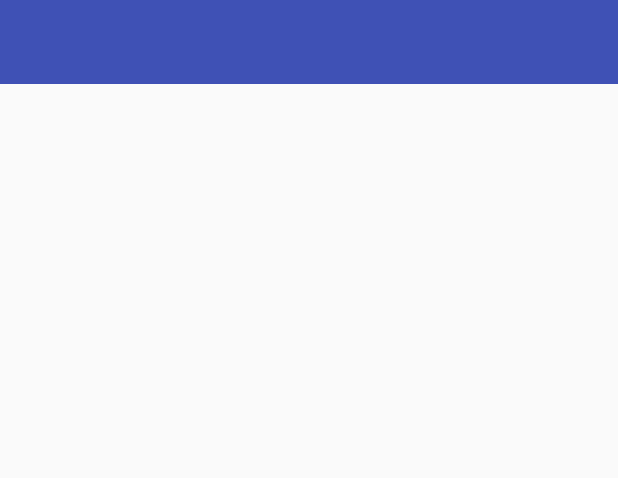
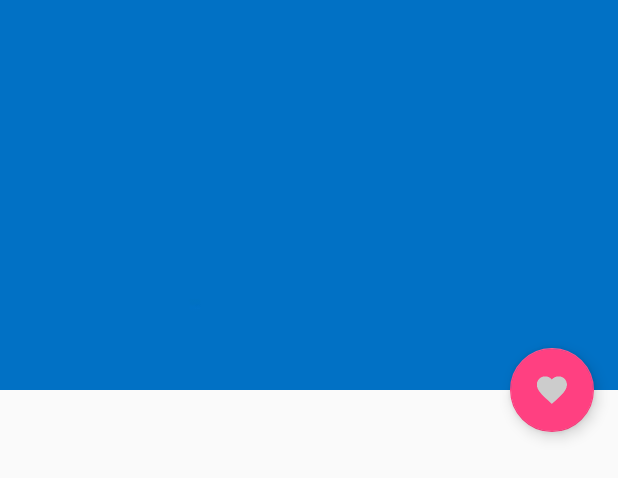
Before and after one commit to BrunoLunardi/Android-Lista-Carros, an Android app: the layout activity_carro.xml on its own in the app's theme, with its tools: preview values and no code run, on a phone screen of 412 x 824 dp. Shown: the top 478 px of the screen. Run offline under Robolectric (Android 15) with nearby library versions, the phone set to English and light mode, and no system bars.

Commit message:
Material Design na tela de detalhes do carro

```diff
--- a/app/src/main/java/br/com/livroandroid/carros/activity/CarroActivity.java
+++ b/app/src/main/java/br/com/livroandroid/carros/activity/CarroActivity.java
@@ -1,8 +1,11 @@
 package br.com.livroandroid.carros.activity;
 
 import android.os.Bundle;
+import android.widget.ImageView;
 
 //import org.parceler.Parcels;
+
+import com.squareup.picasso.Picasso;
 
 import br.com.livroandroid.carros.R;
 import br.com.livroandroid.carros.domain.Carro;
@@ -29,6 +32,11 @@ public class CarroActivity extends BaseActivity {
         //Liga o botão up navigation para voltar
         getSupportActionBar().setDisplayHomeAsUpEnabled(true);
 
+        //Imagem de cabeçalho na AppBar
+        ImageView appBarImg = (ImageView) findViewById(R.id.appBarImg);
+        Picasso.with(getContext()).load(c.urlFoto).into(appBarImg);
+
+
         //verifica se o Bundle é nulo
         if(b == null){
             //Cria o fragment com o mesmo Bundle (args) da intent
--- a/app/src/main/java/br/com/livroandroid/carros/fragments/CarroFragment.java
+++ b/app/src/main/java/br/com/livroandroid/carros/fragments/CarroFragment.java
@@ -38,9 +38,11 @@ public class CarroFragment extends BaseFragment {
         tDesc.setText(carro.desc);
         //Mostra a foto do carro no ImageView
         //A lib Picasso está dando uma força aqui
+        /*
+        codigo removido, pois a iamgem está sendo tratada em activy_carro para ser exibida no Toolbar...
         final ImageView imgView = (ImageView) view.findViewById(R.id.img);
         Picasso.with(getContext()).load(carro.urlFoto).fit().into(imgView);
-
+        */
         return view;
     }
 
--- a/app/src/main/res/layout/activity_carro.xml
+++ b/app/src/main/res/layout/activity_carro.xml
@@ -1,17 +1,76 @@
 <?xml version="1.0" encoding="utf-8"?>
-<LinearLayout xmlns:android="http://schemas.android.com/apk/res/android"
-    xmlns:tools="http://schemas.android.com/tools"
+
+<!-- Subclasse de FrameLayout que gerencia a movimentação e interação da views filhas -->
+<android.support.design.widget.CoordinatorLayout xmlns:android="http://schemas.android.com/apk/res/android"
+    xmlns:app="http://schemas.android.com/apk/res-auto"
     android:layout_width="match_parent"
     android:layout_height="match_parent"
-    android:orientation="vertical">
+    android:fitsSystemWindows="true">
 
-    <!-- Toolbar -->
-    <include layout="@layout/include_toolbar" />
+    <!-- Conteúdo com scroll -->
+    <!-- semelhante ao ScrollView, porém compatível com versões antiga e novas do android -->
+    <android.support.v4.widget.NestedScrollView
+        android:layout_width="match_parent"
+        android:layout_height="match_parent"
+        app:layout_behavior="@string/appbar_scrolling_view_behavior">
 
-    <!-- Layout de marcação para o fragment -->
-    <FrameLayout
-        android:id="@+id/CarroFragment"
+        <!-- Aqui é a parte do fragment que deve fazer a rolagem -->
+        <!-- Layout de marcação para o fragment -->
+        <FrameLayout
+            android:id="@+id/CarroFragment"
+            android:layout_width="match_parent"
+            android:layout_height="match_parent" />
+
+    </android.support.v4.widget.NestedScrollView>
+
+    <!-- Layout da app bar -->
+    <!-- AppBarLayout é um LinearLayout vertical que implementa recursos de rolagem do Material Design -->
+    <android.support.design.widget.AppBarLayout
+        android:id="@+id/appbar"
         android:layout_width="match_parent"
-        android:layout_height="match_parent" />
+        android:layout_height="260dp"
+        android:fitsSystemWindows="true"
+        android:theme="@style/ThemeOverlay.AppCompat.Dark.ActionBar">
 
-</LinearLayout>
+        <!-- Encapsula a imagem de cabeçalho, expande e contrai a Toolbar -->
+        <android.support.design.widget.CollapsingToolbarLayout
+            android:id="@+id/collapsing_toolbar"
+            android:layout_width="match_parent"
+            android:layout_height="match_parent"
+            android:fitsSystemWindows="true"
+            app:contentScrim="?attr/colorPrimary"
+            app:layout_scrollFlags="scroll|exitUntilCollapsed" >
+
+            <ImageView
+                android:id="@+id/appBarImg"
+                android:layout_width="match_parent"
+                android:layout_height="match_parent"
+                android:background="@drawable/header_appbar"
+                android:fitsSystemWindows="true"
+                app:layout_collapseMode="parallax"
+                />
+
+            <android.support.v7.widget.Toolbar
+                android:id="@+id/toolbar"
+                android:layout_width="match_parent"
+                android:layout_height="?attr/actionBarSize"
+                app:layout_collapseMode="pin"
+                app:popupTheme="@style/ThemeOverlay.AppCompat.Light" />
+
+        </android.support.design.widget.CollapsingToolbarLayout>
+
+    </android.support.design.widget.AppBarLayout>
+
+    <!-- Botão redondo flutuante -->
+    <android.support.design.widget.FloatingActionButton
+        android:id="@+id/fab"
+        android:layout_width="wrap_content"
+        android:layout_height="wrap_content"
+        android:layout_margin="@dimen/fab_margin"
+        android:clickable="true"
+        android:src="@drawable/ic_favorite"
+        android:tint="@color/gray"
+        app:layout_anchor="@+id/appbar"
+        app:layout_anchorGravity="bottom|right|end" />
+
+</android.support.design.widget.CoordinatorLayout>
--- a/app/src/main/res/layout/fragment_carro.xml
+++ b/app/src/main/res/layout/fragment_carro.xml
@@ -6,6 +6,7 @@
     android:orientation="vertical"
     android:padding="12dp">
 
+    <!-- Implementacação do carview, carro é exibido com uma borda que destaca -->
     <android.support.v7.widget.CardView
         android:id="@+id/card_view"
         android:layout_width="match_parent"
@@ -15,11 +16,13 @@
         card_view:cardCornerRadius="2dp"
         card_view:cardElevation="6dp" >
 
+    <!--
     <LinearLayout
         android:layout_width="match_parent"
         android:layout_height="match_parent"
         android:orientation="vertical"
         android:padding="2dp">
+
 
         <ImageView
             android:id="@id/img"
@@ -28,12 +31,13 @@
             android:layout_gravity="center"
             android:scaleType="center"/>
 
+
             <View android:background="@color/gray"
                 android:layout_width="match_parent"
                 android:layout_height="1dp"
                 android:layout_marginBottom="6dp"
                 android:layout_marginTop="6dp" />
-
+    -->
             <ScrollView
                 android:layout_width="match_parent"
                 android:layout_height="wrap_content">
@@ -49,8 +53,6 @@
 
             </ScrollView>
 
-        </LinearLayout>
-
     </android.support.v7.widget.CardView>
 
 </LinearLayout>
```
Lines whose indentation alone changed are shown as unchanged.
